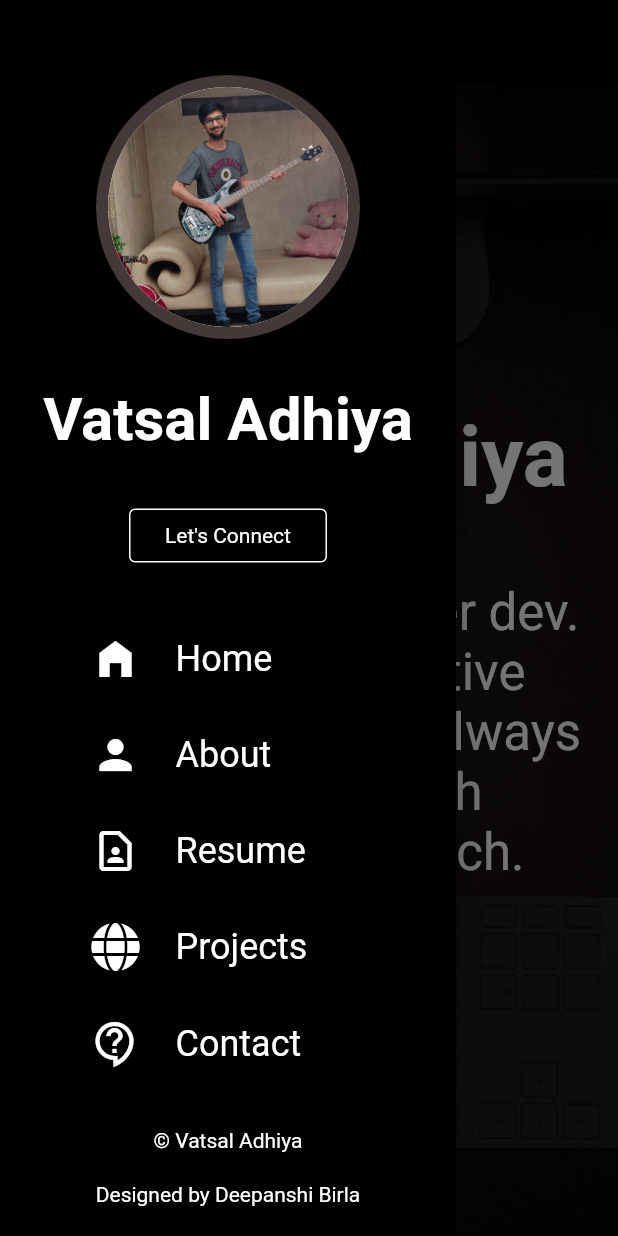
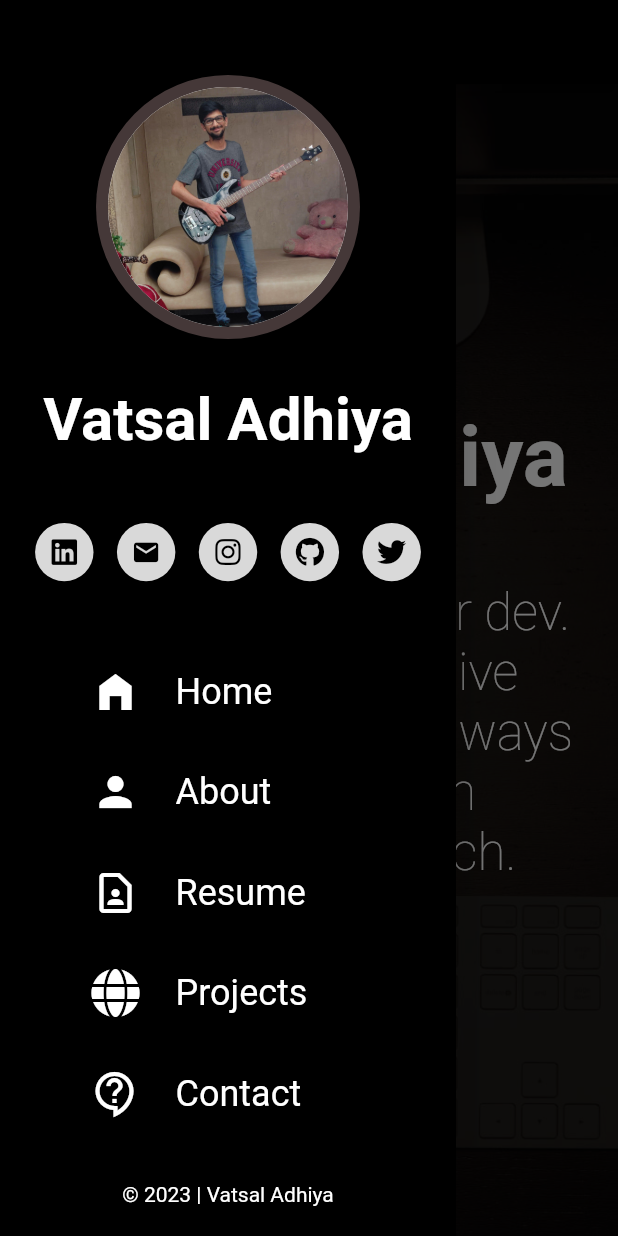
Before and after one commit to theVatsal3802/Portfolio, a Flutter app: the screen it shows after launch, with the side drawer open, on a phone screen of 412 x 824 dp. Run offline on Flutter 3.47's test engine with Material 2 defaults, Android fonts, the phone set to English and light mode, and no system bars; our stand-ins replace font_awesome_flutter.

```diff
--- a/lib/main.dart
+++ b/lib/main.dart
@@ -1,6 +1,7 @@
 import 'package:flutter/material.dart';
 import 'package:portfolio/screens/about_screen.dart';
 import 'package:portfolio/screens/home.dart';
+import 'package:portfolio/screens/resume_screen.dart';
 import 'package:portfolio/utils/theme.dart';
 
 void main() {
@@ -19,6 +20,7 @@ class MyApp extends StatelessWidget {
       routes: {
         Home.routeName: (context) => const Home(),
         AboutScreen.routeName: (context) => const AboutScreen(),
+        ResumeScreen.routeName: (context) => const ResumeScreen(),
       },
     );
   }
--- a/lib/screens/home_screen.dart
+++ b/lib/screens/home_screen.dart
@@ -55,9 +55,11 @@ class HomeScreen extends StatelessWidget {
                     style: ParseFunctions.responsive(context)
                         ? Theme.of(context).textTheme.headlineLarge!.copyWith(
                               color: Theme.of(context).colorScheme.onPrimary,
+                              fontWeight: FontWeight.w200,
                             )
                         : Theme.of(context).textTheme.headlineMedium!.copyWith(
                               color: Theme.of(context).colorScheme.onPrimary,
+                              fontWeight: FontWeight.w200,
                             ),
                   ),
                 ),
--- a/lib/utils/data.dart
+++ b/lib/utils/data.dart
@@ -3,14 +3,16 @@ class Data {
   static const String description =
       "Enthusiastic Flutter dev.\nCreating innovative mobile apps and always looking to push boundaries in tech.";
   static const String about =
-      "Hello, my name is Vatsal Adhiya. I am currently studying in IIIT Kota.  I am a third year B.Tech student in the field of Computer Science and Engineering.\nI am a Flutter developer with a passion for creating innovative mobile apps and a keen interest in machine learning and quantum computing.\nWith strong skills in Flutter development and a desire to stay at the forefront of the industry, I bring responsive and beautiful designs to life.\nAlways eager to learn and take on new challenges, I strive to push the boundaries of mobile development.\nI am constantly seeking new opportunities to grow and improve as a developer.";
+      "Hello, my name is Vatsal Adhiya. I am currently studying in IIIT Kota.  I am a third year B.Tech student in the field of Computer Science and Engineering. I am a Flutter developer with a passion for creating innovative mobile apps and a keen interest in machine learning and quantum computing. With strong skills in Flutter development and a desire to stay at the forefront of the industry, I bring responsive and beautiful designs to life. Always eager to learn and take on new challenges, I strive to push the boundaries of mobile development. I am constantly seeking new opportunities to grow and improve as a developer.";
 
   static const String email = "vatsaladhiya248@gmail.com";
   static const String dob = "3rd August, 2002";
   static const String phone = "8097058898";
-  static const String devStatus = "vatsaladhiya248@gmail.com";
   static const String study = "B.Tech in CSE from IIIT Kota";
   static const String location = "Jaipur, Rajasthan, India";
+
+  static const String resumeLink =
+      "https://drive.google.com/file/d/1Xscl9ina-rZhCGeH1OzI7yXinAvIrSJO/view?usp=sharing";
 
   static const List<Map<String, Map<String, String>>> education = [
     {
@@ -92,4 +94,11 @@ class Data {
       },
     },
   ];
+
+  static const String linkedin =
+      "https://www.linkedin.com/in/vatsal-adhiya-206479202";
+  static const String instagram = "https://www.instagram.com/thevatsal3802/";
+  static const String github = "https://github.com/theVatsal3802";
+  static const String twitter = "https://twitter.com/adhiya_vatsal_3";
+  static const String gmail = "mailto:vatsaladhiya248@gmail.com";
 }
--- a/lib/widgets/sidebar.dart
+++ b/lib/widgets/sidebar.dart
@@ -2,6 +2,7 @@ import 'package:flutter/material.dart';
 import 'package:font_awesome_flutter/font_awesome_flutter.dart';
 import 'package:portfolio/screens/about_screen.dart';
 import 'package:portfolio/screens/home.dart';
+import 'package:portfolio/screens/resume_screen.dart';
 import 'package:portfolio/utils/data.dart';
 import 'package:portfolio/widgets/connect_icon_row.dart';
 import 'package:portfolio/widgets/sidebar_list_tile.dart';
@@ -52,33 +53,7 @@ class Sidebar extends StatelessWidget {
           const SizedBox(
             height: 30,
           ),
-          if (width * 0.23 > 350)
-            SizedBox(
-              width: width * 0.23,
-              child: const Center(
-                child: ConnectIconRow(),
-              ),
-            ),
-          if (width * 0.23 <= 350)
-            OutlinedButton(
-              onPressed: () {},
-              style: OutlinedButton.styleFrom(
-                side: BorderSide(
-                  color: Theme.of(context).colorScheme.onPrimary,
-                ),
-              ),
-              child: Padding(
-                padding: const EdgeInsets.all(8.0),
-                child: Text(
-                  "Let's Connect",
-                  textScaleFactor: 1,
-                  textAlign: TextAlign.center,
-                  style: Theme.of(context).textTheme.bodyMedium!.copyWith(
-                        color: Theme.of(context).colorScheme.onPrimary,
-                      ),
-                ),
-              ),
-            ),
+          const ConnectIconRow(),
           const SizedBox(
             height: 30,
           ),
@@ -105,7 +80,12 @@ class Sidebar extends StatelessWidget {
           SidebarListTile(
             title: "Resume",
             icon: Icons.contact_page_outlined,
-            onTap: () {},
+            onTap: () {
+              Navigator.of(context).pushNamedAndRemoveUntil(
+                ResumeScreen.routeName,
+                (route) => false,
+              );
+            },
           ),
           SidebarListTile(
             title: "Projects",
@@ -120,20 +100,7 @@ class Sidebar extends StatelessWidget {
           Padding(
             padding: const EdgeInsets.all(20),
             child: Text(
-              "©️ Vatsal Adhiya",
-              textScaleFactor: 1,
-              style: Theme.of(context)
-                  .textTheme
-                  .bodyMedium!
-                  .copyWith(color: Theme.of(context).colorScheme.onPrimary),
-            ),
-          ),
-          Padding(
-            padding: const EdgeInsets.only(
-              bottom: 20,
-            ),
-            child: Text(
-              "Designed by Deepanshi Birla",
+              "©️ ${DateTime.now().year} | Vatsal Adhiya",
               textScaleFactor: 1,
               style: Theme.of(context)
                   .textTheme
--- a/lib/widgets/skills.dart
+++ b/lib/widgets/skills.dart
@@ -31,6 +31,9 @@ class Skills extends StatelessWidget {
             imageUrl: "https://img.icons8.com/sf-black/64/null/github.png",
           ),
           SkillWidget(
+            imageUrl: "https://img.icons8.com/color/48/null/firebase.png",
+          ),
+          SkillWidget(
             imageUrl:
                 "https://img.icons8.com/color/48/null/c-plus-plus-logo.png",
           ),
--- a/pubspec.yaml
+++ b/pubspec.yaml
@@ -36,6 +36,8 @@ dependencies:
   # Use with the CupertinoIcons class for iOS style icons.
   cupertino_icons: ^1.0.2
   font_awesome_flutter: ^10.4.0
+  pdf_render: ^1.3.8
+  url_launcher: ^6.1.10
 
 dev_dependencies:
   flutter_test:
```
Also changed, not shown: lib/screens/resume_screen.dart (added, +131 -0 lines), lib/utils/parse_functions.dart (+20 -0 lines), lib/widgets/connect_icon_row.dart (+40 -6 lines), lib/widgets/experience_widget.dart (+6 -1 lines), assets/resume.png (added), pubspec.lock, 1 other file.
